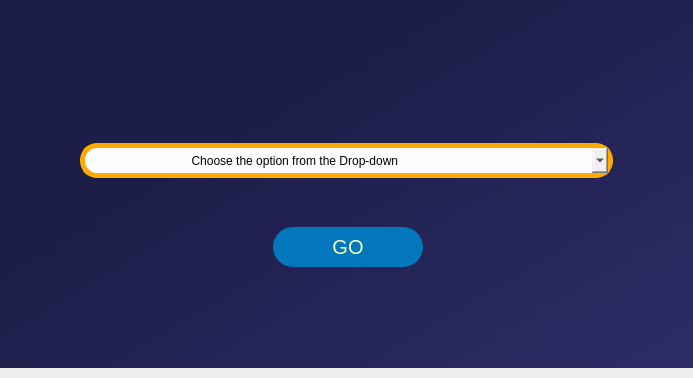
Mechanics-of-Orbit/MOPy, file UI_Functions/Home_Page.ui: the form before one commit; both pictures show x 208 to 901 and y 285 to 663 of the 1110 by 663 pixel window.
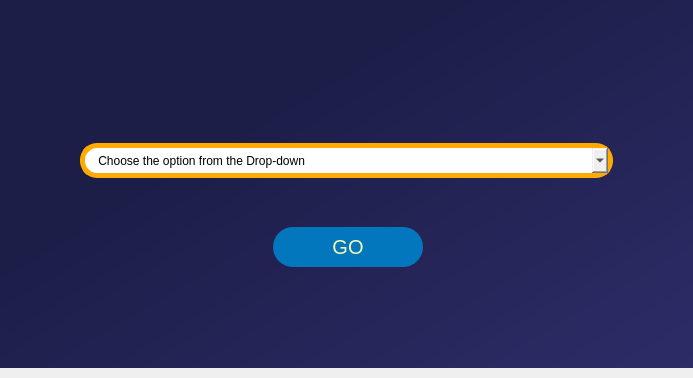
The form after the commit. Icons and pictures are not drawn.

What changed in the file:
```diff
--- a/UI_Functions/Home_Page.ui
+++ b/UI_Functions/Home_Page.ui
@@ -647,7 +647,7 @@
                          </property>
                          <item>
                           <property name="text">
-                           <string>                                Choose the option from the Drop-down </string>
+                           <string>    Choose the option from the Drop-down </string>
                           </property>
                          </item>
                          <item>
```
Left out of the diff: 58 changed lines with no effect on the pictures.
